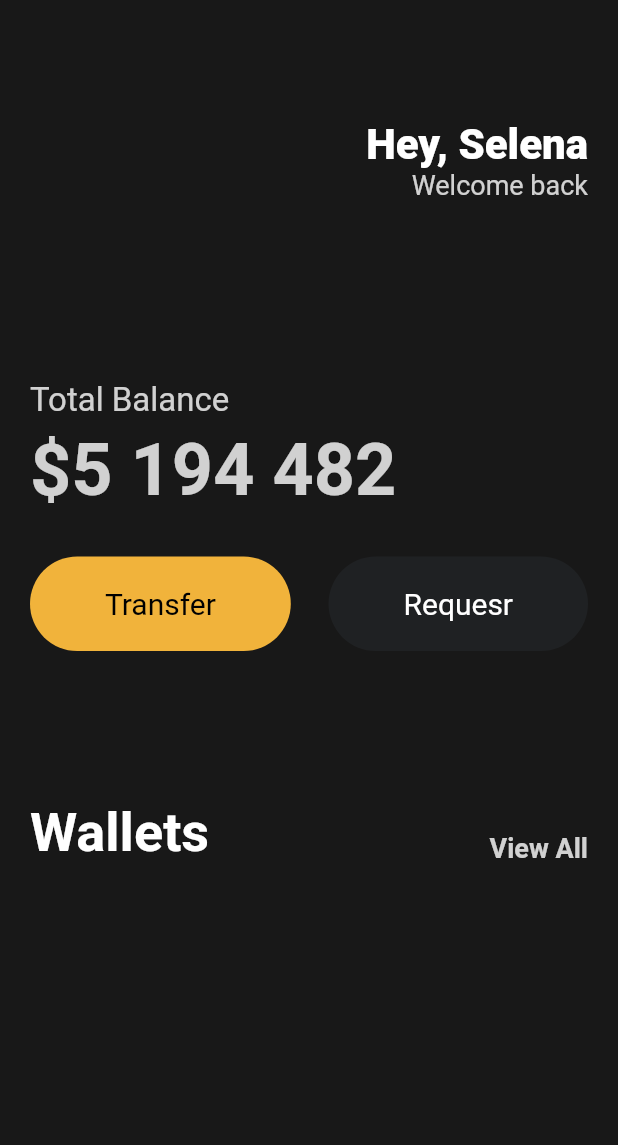
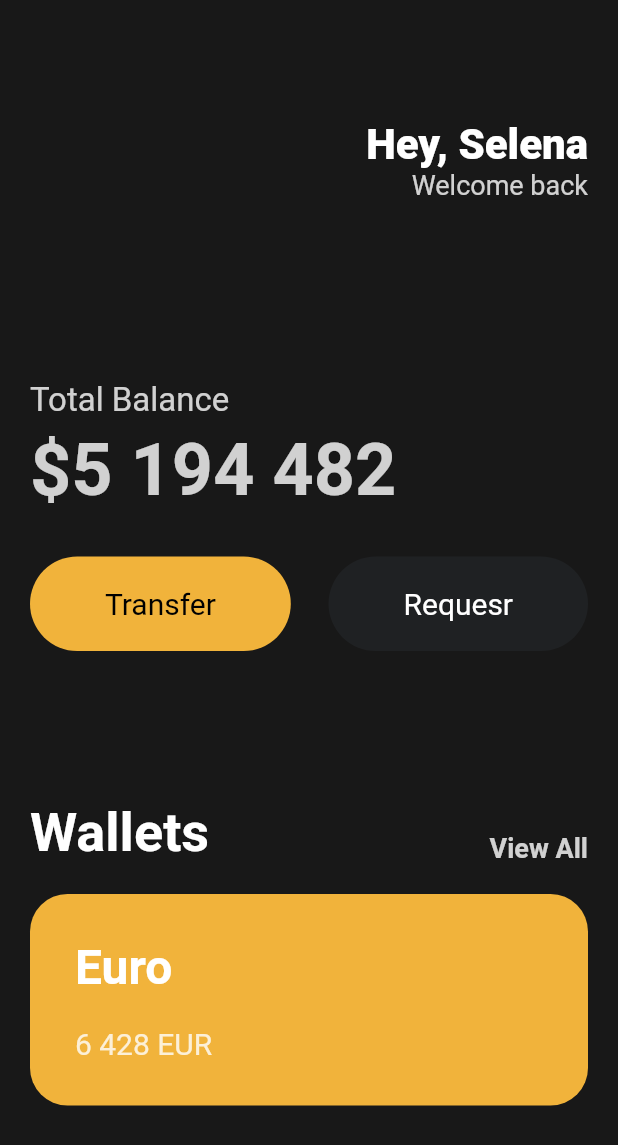
Before and after one commit to kth4249/toonflix, a Flutter app: the screen it shows after launch, on a phone screen of 412 x 824 dp. Shown: the top 1145 px of the screen. Run offline on Flutter 3.47's test engine with Material 2 defaults, Android fonts, the phone set to English and light mode, and no system bars.

Commit message:
3.7 cards

```diff
--- a/lib/main.dart
+++ b/lib/main.dart
@@ -115,6 +115,57 @@ class App extends StatelessWidget {
                     ),
                   ),
                 ],
+              ),
+              const SizedBox(
+                height: 20,
+              ),
+              Container(
+                decoration: BoxDecoration(
+                  color: const Color(0xFFF1B33B),
+                  borderRadius: BorderRadius.circular(25),
+                ),
+                child: Padding(
+                  padding: const EdgeInsets.all(30),
+                  child: Row(
+                    children: [
+                      Column(
+                        crossAxisAlignment: CrossAxisAlignment.start,
+                        children: [
+                          const Text(
+                            "Euro",
+                            style: TextStyle(
+                              color: Colors.white,
+                              fontSize: 32,
+                              fontWeight: FontWeight.w600,
+                            ),
+                          ),
+                          const SizedBox(
+                            height: 20,
+                          ),
+                          Row(
+                            children: [
+                              Text(
+                                '6 428',
+                                style: TextStyle(
+                                    color: Colors.white.withOpacity(0.8),
+                                    fontSize: 20),
+                              ),
+                              const SizedBox(
+                                width: 5,
+                              ),
+                              Text(
+                                'EUR',
+                                style: TextStyle(
+                                    color: Colors.white.withOpacity(0.8),
+                                    fontSize: 20),
+                              ),
+                            ],
+                          ),
+                        ],
+                      )
+                    ],
+                  ),
+                ),
               )
             ],
           ),
```
